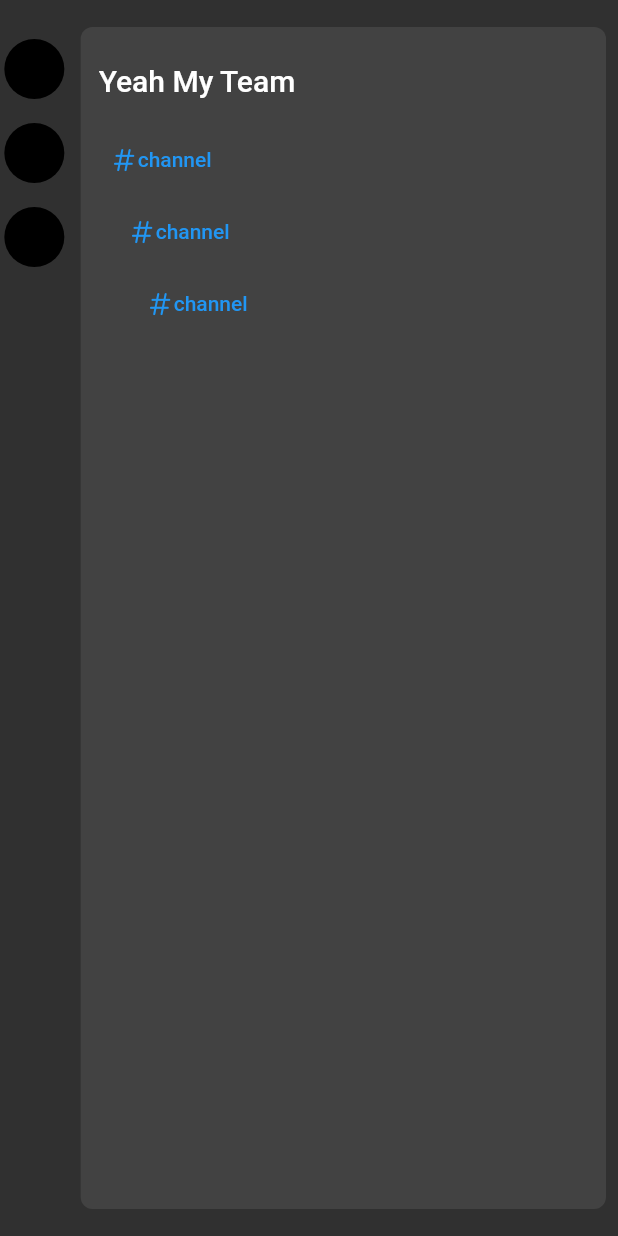
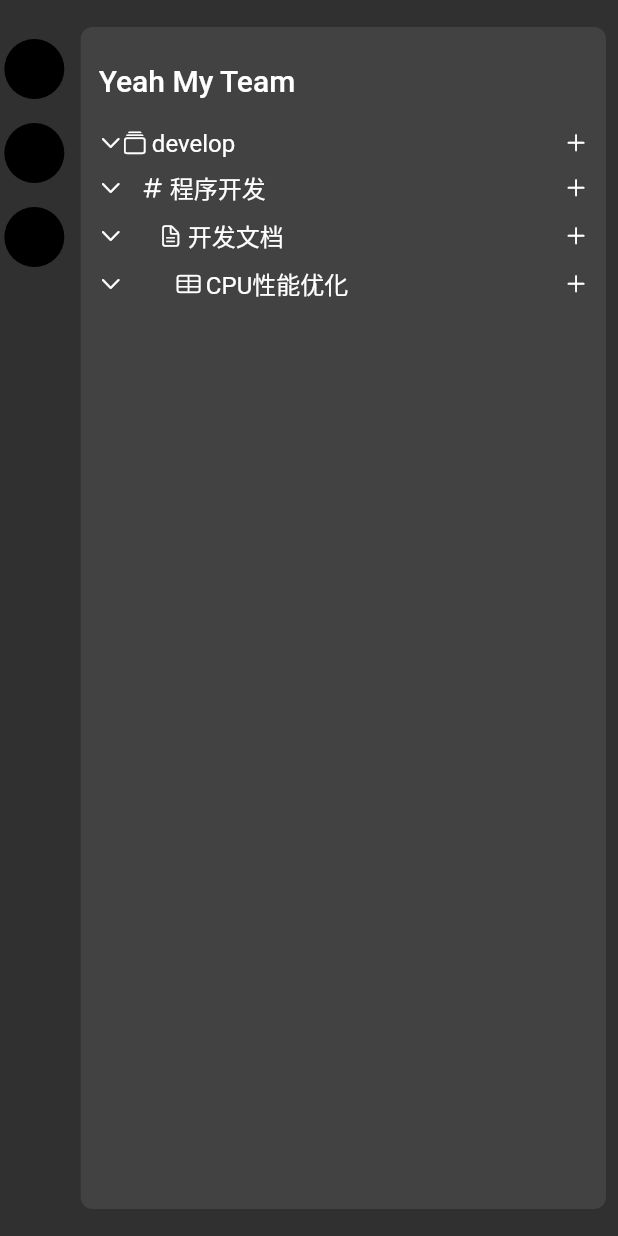
Before and after one commit to kleon1024/h2o, a Flutter app: the screen it shows after launch, on a phone screen of 412 x 824 dp. Run offline on Flutter 3.47's test engine with Material 2 defaults, Android fonts, the phone set to English and light mode, and no system bars; our stand-ins replace easy_localization; missing offline and left inert: horizontal_data_table.

Commit message:
add blocks & table components

```diff
--- a/h2o/lib/components/blocks/numbered_list_block.dart
+++ b/h2o/lib/components/blocks/numbered_list_block.dart
@@ -24,11 +24,9 @@ class NumberedListBlockState extends State<NumberedListBlock> {
             this.isHovering = isHovering;
           });
         },
-        child: TextButton(onPressed: () {}, child: Text(this.widget.text)),
+        child: Text(widget.text),
       ),
-      isHovering
-          ? TextButton(onPressed: () {}, child: Text("Editing"))
-          : Container(),
+      isHovering ? InkWell(onTap: () {}, child: Text("Editing")) : Container(),
     ]));
   }
 }
--- /dev/null
+++ b/h2o/lib/components/nodes/basic_node.dart
@@ -0,0 +1,66 @@
+import 'package:flutter/cupertino.dart';
+import 'package:flutter/material.dart';
+
+class BasicNode extends StatelessWidget {
+  final String name;
+  final int indentLevel;
+  final IconData icon;
+  final Function() onTapNode;
+  final Function() onTapPlus;
+  final bool expanded;
+
+  const BasicNode({
+    required this.name,
+    required this.indentLevel,
+    required this.icon,
+    required this.expanded,
+    required this.onTapNode,
+    required this.onTapPlus,
+  });
+
+  @override
+  Widget build(BuildContext context) {
+    return Container(
+      child: Row(children: [
+        InkWell(
+          onTap: this.onTapPlus,
+          child: Container(
+            padding: EdgeInsets.symmetric(vertical: 4),
+            child: Icon(
+                this.expanded
+                    ? CupertinoIcons.chevron_down
+                    : CupertinoIcons.chevron_right,
+                size: 16),
+          ),
+        ),
+        Expanded(
+            child: InkWell(
+          onTap: this.onTapNode,
+          child: Container(
+            padding: EdgeInsets.only(left: 12.0 * this.indentLevel),
+            child: Container(
+              padding: EdgeInsets.symmetric(vertical: 4),
+              child: Row(
+                children: [
+                  Icon(this.icon, size: 16),
+                  Text(" "),
+                  Text(
+                    this.name,
+                    style: TextStyle(fontSize: 16),
+                  ),
+                ],
+              ),
+            ),
+          ),
+        )),
+        InkWell(
+          onTap: this.onTapPlus,
+          child: Container(
+            padding: EdgeInsets.symmetric(vertical: 4),
+            child: Icon(CupertinoIcons.plus, size: 16),
+          ),
+        ),
+      ]),
+    );
+  }
+}
--- /dev/null
+++ b/h2o/lib/components/nodes/directory_node.dart
@@ -0,0 +1,22 @@
+import 'package:flutter/cupertino.dart';
+import 'package:flutter/material.dart';
+import 'package:h2o/components/nodes/basic_node.dart';
+
+class DirectoryNode extends StatelessWidget {
+  final name;
+  final indentLevel;
+
+  const DirectoryNode({this.name = "", this.indentLevel = 0});
+
+  @override
+  Widget build(BuildContext context) {
+    return BasicNode(
+      expanded: true,
+      indentLevel: this.indentLevel,
+      name: this.name,
+      icon: CupertinoIcons.collections,
+      onTapNode: () {},
+      onTapPlus: () {},
+    );
+  }
+}
--- /dev/null
+++ b/h2o/lib/components/nodes/document_node.dart
@@ -0,0 +1,29 @@
+import 'package:flutter/cupertino.dart';
+import 'package:flutter/material.dart';
+import 'package:h2o/components/nodes/basic_node.dart';
+import 'package:h2o/pages/document/document_page.dart';
+
+class DocumentNode extends StatelessWidget {
+  final name;
+  final indentLevel;
+
+  const DocumentNode({this.name = "", this.indentLevel = 0});
+
+  @override
+  Widget build(BuildContext context) {
+    return BasicNode(
+      expanded: true,
+      indentLevel: this.indentLevel,
+      name: this.name,
+      icon: CupertinoIcons.doc_text,
+      onTapNode: () {
+        Navigator.of(context).push(
+          CupertinoPageRoute(builder: (ctx) {
+            return DocumentPage();
+          }),
+        );
+      },
+      onTapPlus: () {},
+    );
+  }
+}
--- /dev/null
+++ b/h2o/lib/components/nodes/node.dart
@@ -0,0 +1,35 @@
+import 'package:flutter/cupertino.dart';
+import 'package:h2o/components/nodes/directory_node.dart';
+import 'package:h2o/components/nodes/document_node.dart';
+import 'package:h2o/components/nodes/table_node.dart';
+import 'package:h2o/components/nodes/text_channel_node.dart';
+import 'package:h2o/global/enum.dart';
+
+class Node extends StatelessWidget {
+  final NodeType type;
+
+  const Node({required this.type});
+
+  @override
+  Widget build(BuildContext context) {
+    Widget node;
+    switch (this.type) {
+      case NodeType.Directory:
+        node = DirectoryNode(name: "develop", indentLevel: 0);
+        break;
+      case NodeType.TextChannel:
+        node = TextChannelNode(name: "程序开发", indentLevel: 1);
+        break;
+      case NodeType.Document:
+        node = DocumentNode(name: "开发文档", indentLevel: 2);
+        break;
+      case NodeType.Table:
+        node = TableNode(name: "CPU性能优化", indentLevel: 3);
+        break;
+      default:
+        node = DirectoryNode(name: "unknown", indentLevel: 0);
+        break;
+    }
+    return node;
+  }
+}
--- /dev/null
+++ b/h2o/lib/components/nodes/table_node.dart
@@ -0,0 +1,29 @@
+import 'package:flutter/cupertino.dart';
+import 'package:flutter/material.dart';
+import 'package:h2o/components/nodes/basic_node.dart';
+import 'package:h2o/pages/table/table_page.dart';
+
+class TableNode extends StatelessWidget {
+  final name;
+  final indentLevel;
+
+  const TableNode({this.name = "", this.indentLevel = 0});
+
+  @override
+  Widget build(BuildContext context) {
+    return BasicNode(
+      expanded: true,
+      indentLevel: this.indentLevel,
+      name: this.name,
+      icon: CupertinoIcons.table,
+      onTapNode: () {
+        Navigator.of(context).push(
+          CupertinoPageRoute(builder: (ctx) {
+            return TablePage();
+          }),
+        );
+      },
+      onTapPlus: () {},
+    );
+  }
+}
--- /dev/null
+++ b/h2o/lib/components/nodes/text_channel_node.dart
@@ -0,0 +1,29 @@
+import 'package:flutter/cupertino.dart';
+import 'package:flutter/material.dart';
+import 'package:h2o/components/nodes/basic_node.dart';
+import 'package:h2o/pages/channel/channel_page.dart';
+
+class TextChannelNode extends StatelessWidget {
+  final name;
+  final indentLevel;
+
+  const TextChannelNode({this.name = "", this.indentLevel = 0});
+
+  @override
+  Widget build(BuildContext context) {
+    return BasicNode(
+      expanded: true,
+      indentLevel: this.indentLevel,
+      name: this.name,
+      icon: CupertinoIcons.number,
+      onTapNode: () {
+        Navigator.of(context).push(
+          CupertinoPageRoute(builder: (ctx) {
+            return ChannelPage();
+          }),
+        );
+      },
+      onTapPlus: () {},
+    );
+  }
+}
--- a/h2o/lib/components/scroll/bouncing_scroll_view.dart
+++ b/h2o/lib/components/scroll/bouncing_scroll_view.dart
@@ -4,16 +4,19 @@ import 'package:flutter/material.dart';
 class BouncingScrollView extends StatelessWidget {
   final List<Widget> slivers;
   final bool scrollBar;
+  final bool reverse;
 
   BouncingScrollView({
     this.slivers = const <Widget>[],
     this.scrollBar = false,
+    this.reverse = false,
   });
 
   @override
   Widget build(BuildContext context) {
     var scrollView = CustomScrollView(
         physics: BouncingScrollPhysics(parent: AlwaysScrollableScrollPhysics()),
+        reverse: this.reverse,
         slivers: this.slivers);
 
     if (this.scrollBar) {
--- a/h2o/lib/components/team/team_tree.dart
+++ b/h2o/lib/components/team/team_tree.dart
@@ -1,9 +1,17 @@
 import 'package:flutter/cupertino.dart';
 import 'package:flutter/material.dart';
+import 'package:h2o/components/nodes/node.dart';
 import 'package:h2o/components/scroll/bouncing_scroll_view.dart';
-import 'package:h2o/pages/channel/channel_page.dart';
+import 'package:h2o/global/enum.dart';
 
 class TeamTree extends StatelessWidget {
+  final nodes = [
+    NodeType.Directory,
+    NodeType.TextChannel,
+    NodeType.Document,
+    NodeType.Table,
+  ];
+
   @override
   Widget build(BuildContext context) {
     return Container(
@@ -24,23 +32,8 @@ class TeamTree extends StatelessWidget {
           slivers: [
             SliverList(
                 delegate: SliverChildBuilderDelegate((context, index) {
-              return TextButton(
-                onPressed: () {
-                  Navigator.of(context).push(CupertinoPageRoute(builder: (ctx) {
-                    return ChannelPage();
-                  }));
-                },
-                child: Container(
-                  padding: EdgeInsets.only(left: 12.0 * index),
-                  child: Row(
-                    children: [
-                      Icon(CupertinoIcons.number, size: 18),
-                      Text("channel"),
-                    ],
-                  ),
-                ),
-              );
-            }, childCount: 3))
+              return Node(type: nodes[index]);
+            }, childCount: nodes.length))
           ],
         ),
       ),
--- a/h2o/lib/global/enum.dart
+++ b/h2o/lib/global/enum.dart
@@ -1,4 +1,3 @@
-
 enum BlockType {
   text,
   h1,
@@ -7,3 +6,10 @@ enum BlockType {
   numbered_list,
   bulleted_list,
 }
+
+enum NodeType {
+  Directory,
+  TextChannel,
+  Document,
+  Table,
+}
```
Also changed, not shown: h2o/lib/components/blocks/block.dart (+54 -6 lines), h2o/lib/components/blocks/bulleted_list_block.dart (+26 -7 lines), h2o/lib/components/blocks/heading_three_block.dart (added, +17 -0 lines), h2o/lib/components/blocks/heading_two_block.dart (added, +17 -0 lines), h2o/lib/components/blocks/text_block.dart (+19 -2 lines), h2o/lib/components/table/cells/cell.dart (added, +31 -0 lines), h2o/lib/pages/channel/channel_page.dart (+55 -3 lines), h2o/lib/pages/document/document_page.dart (added, +49 -0 lines), h2o/lib/pages/table/table_page.dart (added, +114 -0 lines).
